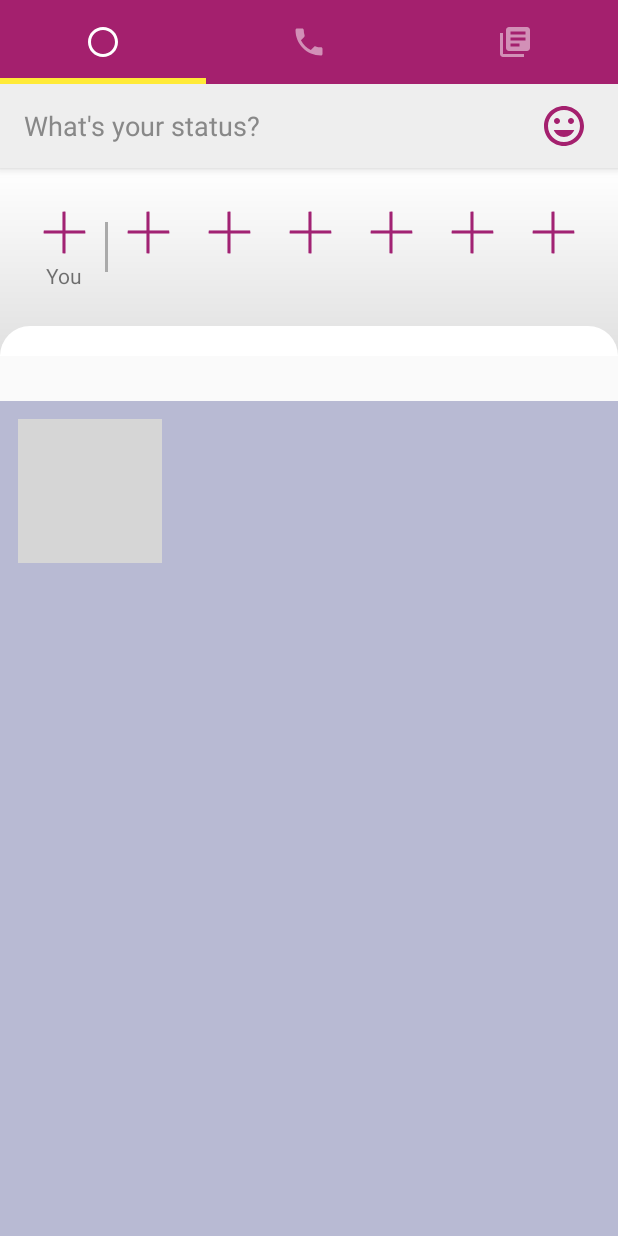
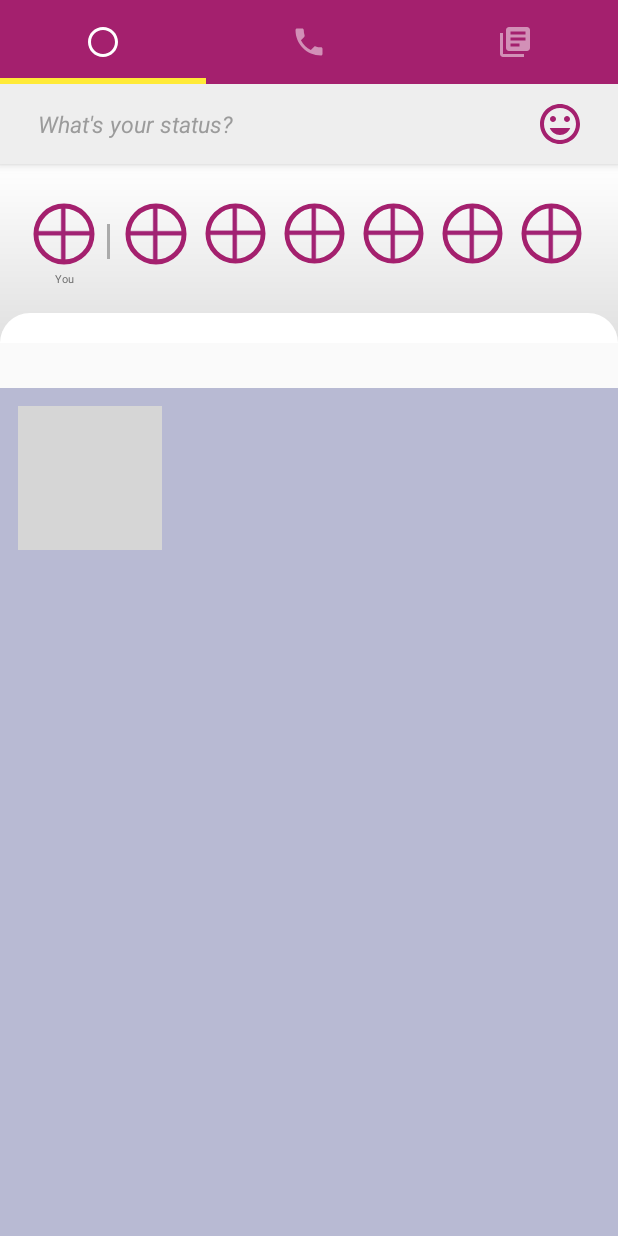
Before and after one commit to guardianproject/OpenCircle, an Android app: the MainActivity screen opened directly, with no data from a screen before it, on a phone screen of 412 x 824 dp. Run offline under Robolectric (Android 15) with nearby library versions, the phone set to English and light mode, and no system bars; our stand-ins replace Volley; libraries missing offline, so code that uses them is left out: com.bignerdranch.expandablerecyclerview, com.wang.avi; plain views replace AVLoadingIndicatorView; 3 statements that could not run were skipped; grey boxes are pictures that could not be loaded.

Commit message:
Avatar borders, status emoji and styling

```diff
--- a/app/src/main/java/com/circleof6/CircleOf6Application.java
+++ b/app/src/main/java/com/circleof6/CircleOf6Application.java
@@ -149,6 +149,11 @@ public class CircleOf6Application extends Application {
 
     public StatusUpdate getContactStatus(Contact contact) {
         //TODO
+        // For now, randomize some data...
+        if (Math.random() < 0.4f) {
+            return null;
+        }
+
         StatusUpdate update = new StatusUpdate();
         update.setDate(new Date(118, 9, 30, 9, 52));
         update.setContact(contact);
@@ -156,6 +161,7 @@ public class CircleOf6Application extends Application {
         update.setLocation("1234;12342");
         update.setMessage("I am ok");
         update.setSeen(Math.random() > 0.5f);
+        update.setUrgent(Math.random() > 0.5f);
         return update;
     }
 }
--- a/app/src/main/java/com/circleof6/view/ContactAvatarView.java
+++ b/app/src/main/java/com/circleof6/view/ContactAvatarView.java
@@ -1,22 +1,15 @@
 package com.circleof6.view;
 
-import android.annotation.TargetApi;
 import android.content.Context;
 import android.graphics.Canvas;
 import android.graphics.Color;
 import android.graphics.LinearGradient;
-import android.graphics.Outline;
-import android.graphics.Paint;
-import android.graphics.Path;
-import android.graphics.Rect;
 import android.graphics.Shader;
-import android.os.Build;
 import android.support.annotation.Nullable;
-import android.support.annotation.RequiresApi;
+import android.support.v4.content.ContextCompat;
 import android.text.TextUtils;
 import android.util.AttributeSet;
-import android.view.View;
-import android.view.ViewOutlineProvider;
+import android.widget.FrameLayout;
 import android.widget.ImageView;
 
 import com.circleof6.CircleOf6Application;
@@ -30,17 +23,15 @@ import com.circleof6.view.util.DrawUtils;
 /**
  * Created by N-Pex on 2018-10-30.
  */
-public class ContactAvatarView extends android.support.v7.widget.AppCompatImageView {
+public class ContactAvatarView extends RoundFrameLayout {
 
     private Contact contact;
 
-    private float borderWidthPercent = 5.0f;
-    private float borderWidth;
-    private Paint paintBorder;
-    private Path clipPath;
-
     private LinearGradient shaderNormal;
     private LinearGradient shaderUnread;
+    private LinearGradient shaderUnreadUrgent;
+
+    private ImageView imageView;
 
     public ContactAvatarView(Context context) {
         super(context);
@@ -58,79 +49,70 @@ public class ContactAvatarView extends android.support.v7.widget.AppCompatImageV
     }
 
     private void init(AttributeSet attrs) {
-        clipPath = new android.graphics.Path();
+
+    }
+
+    @Override
+    protected void onFinishInflate() {
+        super.onFinishInflate();
+        imageView = findViewById(R.id.imageView);
+        if (imageView == null) {
+            imageView = new ImageView(getContext());
+            FrameLayout.LayoutParams lp = new FrameLayout.LayoutParams(LayoutParams.MATCH_PARENT, LayoutParams.MATCH_PARENT);
+            imageView.setLayoutParams(lp);
+            addView(imageView);
+        }
+
+        if (isInEditMode()) {
+            imageView.setImageResource(R.drawable.ic_add);
+        }
     }
 
     public void setContact(Contact contact) {
         this.contact = contact;
         if (this.contact == null || TextUtils.isEmpty(this.contact.getPhoneNumber())) {
             // Show the add!
-            setImageResource(R.drawable.ic_add);
+            imageView.setImageResource(R.drawable.ic_add);
         } else if (contact.getPhoto() == null || contact.getPhoto().equals(ConstantsView.DEFAULT_PHOTO)) {
             // Show default image
-            setImageResource(R.drawable.contact_icon);
+            imageView.setImageResource(R.drawable.contact_icon);
         } else {
-            setImageBitmap(DrawUtils.getBitmapFromPath(contact.getPhoto()));
+            imageView.setImageBitmap(DrawUtils.getBitmapFromPath(contact.getPhoto()));
         }
     }
 
     @Override
     protected void onSizeChanged(int w, int h, int oldw, int oldh) {
         super.onSizeChanged(w, h, oldw, oldh);
-
-        float size = Math.min(w, h) - 1;
-
-        borderWidth = (size * borderWidthPercent) / 100.0f;
-        setPadding((int)borderWidth-1, (int)borderWidth - 1, (int)borderWidth - 1, (int)borderWidth - 1);
-
-        clipPath.reset();
-        clipPath.addCircle((float)w/2.0f, (float)h/2.0f, (size - borderWidth) / 2.0f, Path.Direction.CW);
-        paintBorder = new Paint();
-        paintBorder.setAntiAlias(true);
-        paintBorder.setColor(Color.WHITE);
-        paintBorder.setStyle(Paint.Style.STROKE);
-        paintBorder.setStrokeWidth(borderWidth);
-
-        shaderNormal = buildShader(Color.WHITE, Color.BLUE, w, h);
-        shaderUnread = buildShader(0xffff0000, 0xff800000, w, h);
+        shaderNormal = buildShader(ContextCompat.getColor(getContext(), R.color.avatarReadStart), ContextCompat.getColor(getContext(), R.color.avatarReadEnd), w, h);
+        shaderUnread = buildShader(ContextCompat.getColor(getContext(), R.color.avatarUnreadStart), ContextCompat.getColor(getContext(), R.color.avatarUnreadEnd), w, h);
+        shaderUnreadUrgent = buildShader(ContextCompat.getColor(getContext(), R.color.avatarUnreadUrgentStart), ContextCompat.getColor(getContext(), R.color.avatarUnreadUrgentEnd), w, h);
     }
 
     private LinearGradient buildShader(int colStart, int colEnd, int width, int height) {
-        return new LinearGradient(0,0,width, height,new int[] { colStart, colEnd, colStart}, new float[] { 0, 0.2f, 1}, Shader.TileMode.REPEAT);
+        return new LinearGradient(0,0,width, 0,new int[] { colStart, colEnd }, new float[] { 0, 1}, Shader.TileMode.CLAMP);
     }
 
     @Override
     public void onDraw(Canvas canvas) {
-        canvas.save();
-        canvas.clipPath(clipPath);
-        super.onDraw(canvas);
-        canvas.restore();
-
         if (this.contact != null && !TextUtils.isEmpty(contact.getPhoneNumber())) {
             StatusUpdate status = CircleOf6Application.getInstance().getContactStatus(this.contact);
             if (status != null) {
                 if (!status.isSeen()) {
-                    paintBorder.setShader(shaderUnread);
+                    if (status.isUrgent()) {
+                        setBorderShader(shaderUnreadUrgent);
+                    } else {
+                        setBorderShader(shaderUnread);
+                    }
                 } else {
-                    paintBorder.setShader(shaderNormal);
+                    setBorderShader(shaderNormal);
                 }
-                canvas.drawPath(clipPath, paintBorder);
+            } else {
+                setBorderColor(Color.TRANSPARENT);
             }
+        } else if (isInEditMode()) {
+            setBorderShader(shaderNormal);
         }
-    }
-
-    @Override
-    protected void onMeasure(int widthMeasureSpec, int heightMeasureSpec) {
-        super.onMeasure(widthMeasureSpec, heightMeasureSpec);
-        setMeasuredDimension(getMeasuredWidth(), getMeasuredWidth());
-    }
-
-    @RequiresApi(api = Build.VERSION_CODES.LOLLIPOP)
-    private class OutlineProvider extends ViewOutlineProvider {
-        @Override
-        public void getOutline(View view, Outline outline) {
-            outline.setOval(0, 0, getWidth(), getHeight());
-        }
-
+        super.onDraw(canvas);
     }
 }
--- /dev/null
+++ b/app/src/main/java/com/circleof6/view/RoundFrameLayout.java
@@ -0,0 +1,124 @@
+package com.circleof6.view;
+
+import android.content.Context;
+import android.content.res.TypedArray;
+import android.graphics.Canvas;
+import android.graphics.Color;
+import android.graphics.Paint;
+import android.graphics.Path;
+import android.graphics.Shader;
+import android.support.annotation.Nullable;
+import android.util.AttributeSet;
+import android.util.TypedValue;
+import android.widget.FrameLayout;
+
+import com.circleof6.R;
+
+
+/**
+ * Created by N-Pex on 2018-10-30.
+ */
+public class RoundFrameLayout extends FrameLayout {
+
+    private float borderWidthPercent = -1f;
+    private float borderWidth;
+    private int borderColor;
+    private boolean insetBorder; // True if we should pad the content with border width
+
+    private Paint paintBorder;
+    private Path clipPath;
+
+
+    public RoundFrameLayout(Context context) {
+        super(context);
+        init(null);
+    }
+
+    public RoundFrameLayout(Context context, @Nullable AttributeSet attrs) {
+        super(context, attrs);
+        init(attrs);
+    }
+
+    public RoundFrameLayout(Context context, @Nullable AttributeSet attrs, int defStyleAttr) {
+        super(context, attrs, defStyleAttr);
+        init(attrs);
+    }
+
+    private void init(AttributeSet attrs) {
+        clipPath = new Path();
+        if (attrs != null)
+        {
+            TypedArray a = getContext().obtainStyledAttributes(attrs, R.styleable.RoundFrameLayout);
+            if (a != null) {
+                TypedValue borderWidthValue = new TypedValue();
+                if (a.getValue(R.styleable.RoundFrameLayout_frameBorderWidth, borderWidthValue)) {
+                    if (borderWidthValue.type == TypedValue.TYPE_DIMENSION) {
+                        borderWidth = a.getDimensionPixelSize(R.styleable.RoundFrameLayout_frameBorderWidth, 0);
+                    } else if (borderWidthValue.type == TypedValue.TYPE_FLOAT) {
+                        // Fraction
+                        borderWidthPercent = borderWidthValue.getFloat();
+                    }
+                }
+                borderColor = a.getColor(R.styleable.RoundFrameLayout_frameBorderColor, Color.BLACK);
+                insetBorder = a.getBoolean(R.styleable.RoundFrameLayout_frameInsetBorder, true);
+                a.recycle();
+            }
+        }
+
+        paintBorder = new Paint();
+        paintBorder.setAntiAlias(true);
+        paintBorder.setColor(borderColor);
+        paintBorder.setStyle(Paint.Style.STROKE);
+        paintBorder.setStrokeWidth(borderWidth);
+        setWillNotDraw(false);
+        setClipChildren(true);
+    }
+
+    @Override
+    protected void onLayout(boolean changed, int left, int top, int right, int bottom) {
+        int w = right - left;
+        int h = bottom - top;
+        float size = Math.min(w, h) - 1;
+
+        if (borderWidthPercent >= 0) {
+            borderWidth = (size * borderWidthPercent) / 100.0f;
+        }
+
+        clipPath.reset();
+        clipPath.addCircle((float) w / 2.0f, (float) h / 2.0f, (size - borderWidth) / 2.0f, Path.Direction.CW);
+        paintBorder.setStrokeWidth(borderWidth);
+
+        int padding = insetBorder ? (int)borderWidth : 0;
+        super.onLayout(changed, left + padding, top + padding, right - padding, bottom - padding);
+    }
+
+    public void setBorderColor(int color) {
+        borderColor = color;
+        paintBorder.setColor(color);
+        paintBorder.setShader(null);
+    }
+
+    public void setBorderShader(Shader shader) {
+        paintBorder.setShader(shader);
+    }
+
+    @Override
+    public void draw(Canvas canvas) {
+        canvas.save();
+        canvas.clipPath(clipPath);
+        super.draw(canvas);
+        canvas.restore();
+
+        // Draw border
+        if (borderWidth > 0) {
+            canvas.drawPath(clipPath, paintBorder);
+        }
+    }
+
+    @Override
+    protected void onMeasure(int widthMeasureSpec, int heightMeasureSpec) {
+        super.onMeasure(widthMeasureSpec, heightMeasureSpec);
+        int width = this.getMeasuredWidth();
+        super.onMeasure(MeasureSpec.makeMeasureSpec(width, MeasureSpec.EXACTLY), MeasureSpec.makeMeasureSpec(width, MeasureSpec.EXACTLY));
+    }
+}
--- a/app/src/main/res/layout/activity_main_contacts.xml
+++ b/app/src/main/res/layout/activity_main_contacts.xml
@@ -12,14 +12,14 @@
 
         <LinearLayout
             android:layout_width="match_parent"
-            android:layout_height="?attr/actionBarSize"
+            android:layout_height="53dp"
             android:orientation="horizontal"
             android:gravity="center_vertical"
             app:layout_scrollFlags="scroll|snap|enterAlways"
-            android:paddingStart="16dp"
-            android:paddingLeft="16dp"
-            android:paddingEnd="16dp"
-            android:paddingRight="16dp"
+            android:paddingStart="25dp"
+            android:paddingLeft="25dp"
+            android:paddingEnd="22dp"
+            android:paddingRight="22dp"
             >
             <TextView
                 android:id="@+id/tvStatus"
@@ -32,7 +32,7 @@
                 />
             <ImageButton
                 android:id="@+id/btnQuickStatus"
-                android:layout_width="40dp"
+                android:layout_width="34dp"
                 android:layout_height="match_parent"
                 android:background="@null"
                 android:src="@drawable/ic_insert_emoticon_black_32dp"
@@ -60,8 +60,10 @@
                 android:layout_width="match_parent"
                 android:layout_height="wrap_content"
                 android:paddingStart="16dp"
-                android:paddingEnd="16dp"
-                android:paddingTop="16dp"
+                android:paddingLeft="16dp"
+                android:paddingEnd="18dp"
+                android:paddingRight="18dp"
+                android:paddingTop="20dp"
                 android:paddingBottom="36dp"
                 android:background="@drawable/contact_list_background"
                 android:orientation="horizontal">
@@ -76,6 +78,10 @@
                     android:layout_height="match_parent"
                     android:layout_marginTop="20dp"
                     android:layout_marginBottom="20dp"
+                    android:layout_marginStart="2dp"
+                    android:layout_marginLeft="2dp"
+                    android:layout_marginEnd="4dp"
+                    android:layout_marginRight="4dp"
                     android:background="@android:color/darker_gray" />
 
                 <com.circleof6.view.ContactView
--- a/app/src/main/res/layout/contact_view.xml
+++ b/app/src/main/res/layout/contact_view.xml
@@ -1,23 +1,28 @@
 <?xml version="1.0" encoding="utf-8"?>
 <RelativeLayout xmlns:android="http://schemas.android.com/apk/res/android"
     xmlns:tools="http://schemas.android.com/tools"
+    xmlns:app="http://schemas.android.com/apk/res-auto"
     android:orientation="vertical"
     android:layout_width="match_parent"
     android:layout_height="match_parent"
-    android:layout_margin="8dp"
-    tools:context=".ui.MainActivity"
-    >
+    android:layout_margin="2dp"
+    tools:context=".ui.MainActivity">
+
     <com.circleof6.view.ContactAvatarView
         android:id="@+id/avatarView"
         android:layout_width="match_parent"
         android:layout_height="0dp"
         android:layout_margin="4dp"
+        app:frameBorderColor="@color/purple"
+        app:frameBorderWidth="8"
+        app:frameInsetBorder="false"
         />
     <TextView android:layout_width="match_parent"
         android:id="@+id/name"
         android:layout_height="wrap_content"
+        android:textAppearance="@style/ContactNameTextAppearance"
         android:gravity="center"
-        android:text="Contact Name"
+        tools:text="Contact Name"
         android:layout_below="@id/avatarView"
         />
 </RelativeLayout>
--- a/app/src/main/res/layout/quick_status_popup.xml
+++ b/app/src/main/res/layout/quick_status_popup.xml
@@ -8,8 +8,8 @@
 
     <ImageView
         android:id="@+id/btnClose"
-        android:layout_width="40dp"
-        android:layout_height="?attr/actionBarSize"
+        android:layout_width="34dp"
+        android:layout_height="53dp"
         android:src="@drawable/ic_cancel_black_32dp"
         android:scaleType="centerInside"
         />
--- a/app/src/main/res/values/attrs.xml
+++ b/app/src/main/res/values/attrs.xml
@@ -30,4 +30,10 @@
         <attr name="hide_if_only_one" />
         <attr name="android:gravity" />
     </declare-styleable>
+
+    <declare-styleable name="RoundFrameLayout">
+        <attr name="frameBorderWidth" format="dimension|float" />
+        <attr name="frameBorderColor" format="color" />
+        <attr name="frameInsetBorder" format="boolean" />
+    </declare-styleable>
 </resources>
--- a/app/src/main/res/values/colors.xml
+++ b/app/src/main/res/values/colors.xml
@@ -22,4 +22,11 @@
 
     <color name="tabColorBack">@color/purple</color>
     <color name="tabColorIndicator">#ffea38</color>
+
+    <color name="avatarReadStart">#d1d1d1</color>
+    <color name="avatarReadEnd">#d1d1d1</color>
+    <color name="avatarUnreadStart">#ff4141</color>
+    <color name="avatarUnreadEnd">#ff4141</color>
+    <color name="avatarUnreadUrgentStart">#b03fa4</color>
+    <color name="avatarUnreadUrgentEnd">#704aa6</color>
 </resources>
--- a/app/src/main/res/values/styles.xml
+++ b/app/src/main/res/values/styles.xml
@@ -14,8 +14,16 @@
     <style name="TitleDialogTextAppearance" parent="@android:style/TextAppearance.Holo.DialogWindowTitle"/>
 
     <style name="SetStatusLinkTextAppearance" parent="TextAppearance.AppCompat.Medium">
-        <item name="android:textColor">#888888</item>
+        <item name="android:textColor">#9B9B9B</item>
+        <item name="android:textSize">15sp</item>
+        <item name="android:textStyle">italic</item>
     </style>
+
+    <style name="ContactNameTextAppearance" parent="TextAppearance.AppCompat.Small">
+        <item name="android:textColor">#6D6D6D</item>
+        <item name="android:textSize">7sp</item>
+    </style>
+
 
     <style name="StatusNameTextAppearance" parent="TextAppearance.AppCompat.Small">
         <item name="android:textColor">@android:color/black</item>
```
Also changed, not shown: app/src/main/java/com/circleof6/adapter/StatusViewPagerAdapter.java (+10 -0 lines), app/src/main/java/com/circleof6/model/StatusUpdate.java (+9 -0 lines), app/src/main/res/layout/status_page.xml (+33 -5 lines).
